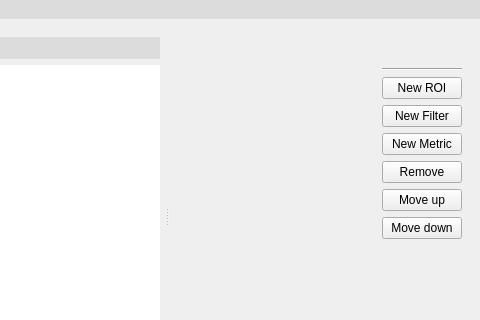
OSUDSL/pydre, file gui/ui_files/mainwindow.ui: the form before one commit; both pictures show x 220 to 700 and y 0 to 320 of the 700 by 412 pixel window.
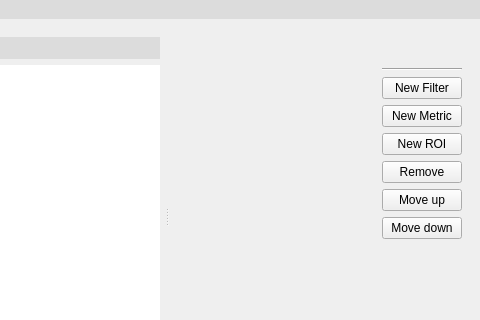
The form after the commit. The open tabs and pages were chosen to show the change. Icons and pictures are not drawn.

Commit message: Fixed button order

Diff of the .ui file:
```diff
--- a/gui/ui_files/mainwindow.ui
+++ b/gui/ui_files/mainwindow.ui
@@ -303,16 +303,6 @@
                  </property>
                 </widget>
                </item>
-               <item>
-                <widget class="QPushButton" name="new_roi_btn">
-                 <property name="styleSheet">
-                  <string notr="true"/>
-                 </property>
-                 <property name="text">
-                  <string>New ROI</string>
-                 </property>
-                </widget>
-               </item>
                <item>
                 <widget class="QPushButton" name="new_filter_btn">
                  <property name="text">
@@ -327,6 +317,16 @@
                  </property>
                 </widget>
                </item>
+               <item>
+                <widget class="QPushButton" name="new_roi_btn">
+                 <property name="styleSheet">
+                  <string notr="true"/>
+                 </property>
+                 <property name="text">
+                  <string>New ROI</string>
+                 </property>
+                </widget>
+               </item>
                <item>
                 <widget class="QPushButton" name="remove_item_btn">
                  <property name="enabled">
```
Left out of the diff: 2 changed lines with no effect on the pictures.
